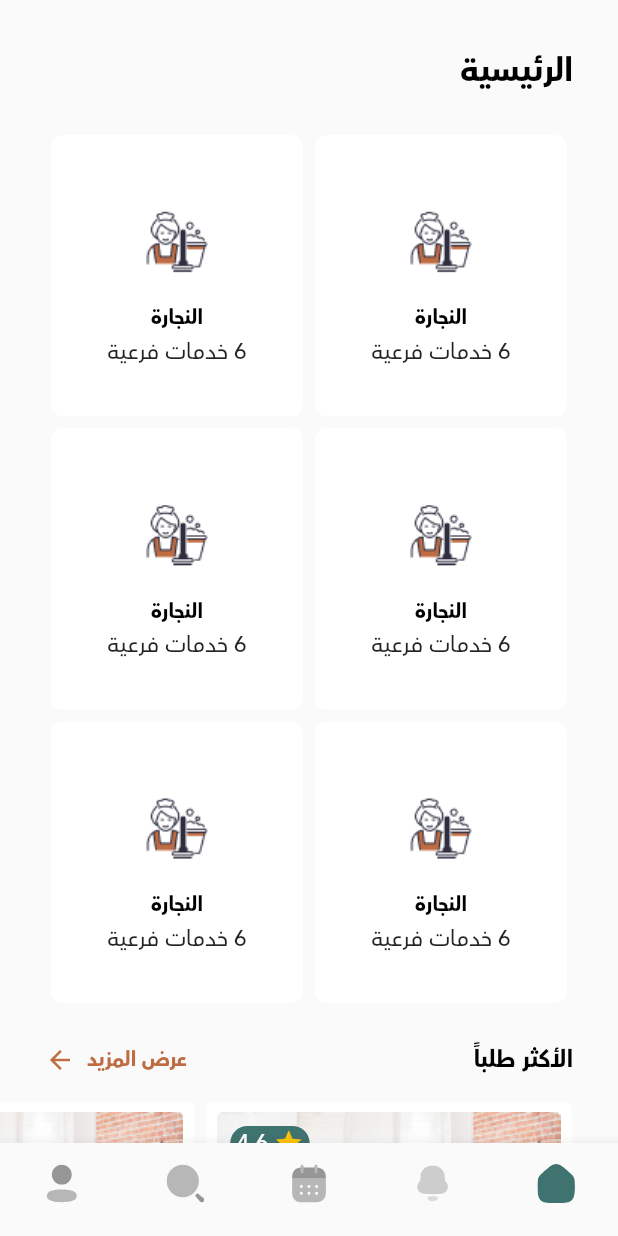
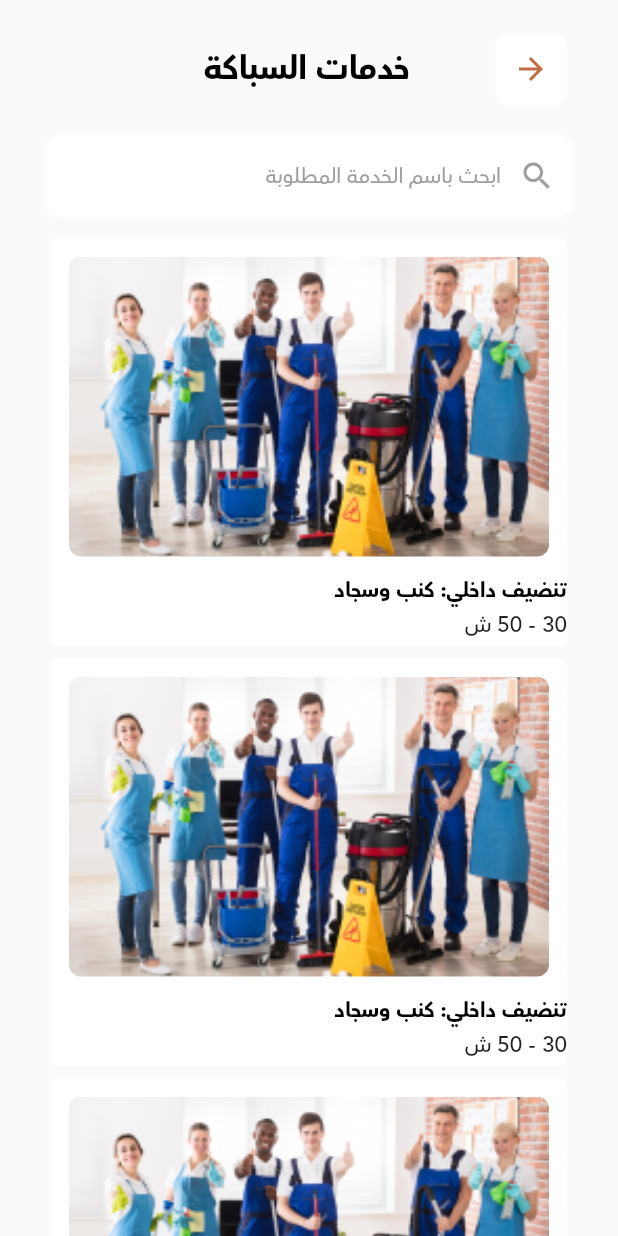
Before and after one commit to asilnaji21/Handy_home, a Flutter app: the screen it shows after launch, after a tap on "النجارة", on a phone screen of 412 x 824 dp. Run offline on Flutter 3.47's test engine with Material 2 defaults, Android fonts, the phone set to English and light mode, and no system bars; our stand-ins replace bloc, dio, easy_localization, flutter_bloc, flutter_screenutil, flutter_svg and 3 more.

Commit message:
category screen commit

```diff
--- a/lib/app/routes/route_constants.dart
+++ b/lib/app/routes/route_constants.dart
@@ -8,5 +8,7 @@ class RouteConstants {
   static const String emailVerificationRoute = "/emailVerificationRoute";
   static const String emailConfirmationRoute = "emailConfirmationRoute";
   static const String homeRoute = "homeRoute";
+  static const String categoryRoute = "categoryRoute";
+
 
 }
--- a/lib/app/routes/routes_generator.dart
+++ b/lib/app/routes/routes_generator.dart
@@ -6,6 +6,7 @@ import 'package:handy_home_app/presentation/view/authentication/emailconfirmatio
 import 'package:handy_home_app/presentation/view/authentication/emailverification_view.dart';
 import 'package:handy_home_app/presentation/view/authentication/login_view.dart';
 import 'package:handy_home_app/presentation/view/bnb/app_bnb.dart';
+import 'package:handy_home_app/presentation/view/home/category_screen.dart';
 import '../../bussiness logic/onboardingManager/on_boarding_cubit.dart';
 import '../../presentation/view/authentication/newpassword_view.dart';
 import '../../presentation/view/authentication/restorepassword_view.dart';
@@ -38,6 +39,8 @@ class RouteGenerator {
         return MaterialPageRoute(builder: (_) => const EmailVerificationView());
       case RouteConstants.emailConfirmationRoute:
         return MaterialPageRoute(builder: (_) => const EmailConfirmationView());
+          case RouteConstants.categoryRoute:
+        return MaterialPageRoute(builder: (_) => const CategoryScreen());
       case RouteConstants.homeRoute:
         return MaterialPageRoute(
             builder: (_) => BlocProvider(
--- a/lib/presentation/resources/theme_manager.dart
+++ b/lib/presentation/resources/theme_manager.dart
@@ -70,6 +70,7 @@ ThemeData getApplicationTheme() {
 
       // input decoration theme  (Text form field )
       inputDecorationTheme: InputDecorationTheme(
+
         //content padding
         contentPadding: const EdgeInsets.all(AppPadding.p8),
         //hint Style
--- a/lib/presentation/view/home/HomeComponents/home_horizontal_category_widget.dart
+++ b/lib/presentation/view/home/HomeComponents/home_horizontal_category_widget.dart
@@ -28,20 +28,18 @@ class HomeHorizontalCategoryWidget extends StatelessWidget {
                 child: Column(
                   crossAxisAlignment: CrossAxisAlignment.start,
                   children: [
-                    Expanded(
-                        flex: 8, child: Image.asset(ImagePath.serviceImage)),
-                    Expanded(
-                      child: Text(
-                        'تنضيف داخلي: كنب وسجاد',
-                        textAlign: TextAlign.right,
-                        style: StyleManger.headline1(fontSize: 14),
-                      ),
+                    Image.asset(
+                      ImagePath.serviceImage,
+                      height: 180,
                     ),
-                    const Expanded(
-                      child: Text(
-                        '30 - 50 ش',
-                        textAlign: TextAlign.right,
-                      ),
+                    Text(
+                      'تنضيف داخلي: كنب وسجاد',
+                      textAlign: TextAlign.right,
+                      style: StyleManger.headline1(fontSize: 14),
+                    ),
+                    Text(
+                      '30 - 50 ش',
+                      textAlign: TextAlign.right,
                     )
                   ],
                 ),
--- /dev/null
+++ b/lib/presentation/view/home/category_screen.dart
@@ -0,0 +1,111 @@
+import 'package:flutter/material.dart';
+import 'package:handy_home_app/app/routes/navigation_manager.dart';
+import 'package:handy_home_app/presentation/resources/color_manager.dart';
+import 'package:handy_home_app/presentation/resources/style_manager.dart';
+
+import '../../resources/assets_manager.dart';
+
+class CategoryScreen extends StatelessWidget {
+  const CategoryScreen({Key? key}) : super(key: key);
+
+  @override
+  Widget build(BuildContext context) {
+    return Scaffold(
+      body: Padding(
+        padding: const EdgeInsets.only(top: 18, left: 30, right: 30),
+        child: Column(
+          children: [
+            Row(
+              children: [
+                Card(
+                  elevation: 0,
+                  shape: RoundedRectangleBorder(
+                    borderRadius: BorderRadius.circular(8),
+                  ),
+                  child: IconButton(
+                      onPressed: () {
+                        NavigationManager.pop();
+                      },
+                      icon: const Icon(
+                        Icons.arrow_back,
+                        color: ColorManager.brownColor,
+                      )),
+                ),
+                const Spacer(),
+                Text(
+                  'خدمات السباكة',
+                  style: StyleManger.headline1(),
+                ),
+                const Spacer(
+                  flex: 2,
+                ),
+              ],
+            ),
+            const SizedBox(
+              height: 16,
+            ),
+            TextFormField(
+              style: StyleManger.headline2(fontSize: 16),
+              cursorColor: Colors.black,
+              keyboardType: TextInputType.text,
+              decoration: InputDecoration(
+                  hintText: 'ابحث باسم الخدمة المطلوبة',
+                  hintStyle: StyleManger.headline2(color: Colors.grey),
+                  prefixIcon: const Icon(
+                    Icons.search,
+                  ),
+                  contentPadding: EdgeInsets.symmetric(vertical: 15),
+                  prefixIconColor: Colors.grey,
+                  fillColor: Colors.white,
+                  filled: true,
+                  enabledBorder: OutlineInputBorder(
+                    borderRadius: BorderRadius.circular(10),
+                    borderSide: BorderSide.none,
+                  )),
+            ),
+            Expanded(
+              child: ListView.builder(
+                physics: const BouncingScrollPhysics(),
+                itemCount: 30,
+                padding: const EdgeInsets.only(top: 10),
+                itemBuilder: (context, index) => SizedBox(
+                  height: 280,
+                  child: Card(
+                    elevation: 0,
+                    color: Colors.white,
+                    child: Column(
+                      crossAxisAlignment: CrossAxisAlignment.start,
+                      children: [
+                        Container(
+                          margin: const EdgeInsets.all(12),
+                          decoration: BoxDecoration(
+                              borderRadius: BorderRadius.circular(8)),
+                          child: Image.asset(
+                            ImagePath.serviceImage,
+                            fit: BoxFit.cover,
+                            width: double.infinity,
+                            height: 200,
+                          ),
+                          clipBehavior: Clip.antiAlias,
+                        ),
+                        Text(
+                          'تنضيف داخلي: كنب وسجاد',
+                          textAlign: TextAlign.right,
+                          style: StyleManger.headline1(fontSize: 14),
+                        ),
+                        Text(
+                          '30 - 50 ش',
+                          textAlign: TextAlign.right,
+                        )
+                      ],
+                    ),
+                  ),
+                ),
+              ),
+            )
+          ],
+        ),
+      ),
+    );
+  }
+}
--- a/lib/presentation/view/home/home_screen.dart
+++ b/lib/presentation/view/home/home_screen.dart
@@ -1,4 +1,6 @@
 import 'package:flutter/material.dart';
+import 'package:handy_home_app/app/routes/navigation_manager.dart';
+import 'package:handy_home_app/app/routes/route_constants.dart';
 import 'package:handy_home_app/presentation/resources/assets_manager.dart';
 import 'package:handy_home_app/presentation/resources/style_manager.dart';
 
@@ -7,7 +9,6 @@ import 'HomeComponents/home_horizontal_category_widget.dart';
 
 class HomeScreen extends StatelessWidget {
   const HomeScreen({Key? key}) : super(key: key);
-
 
   @override
   Widget build(BuildContext context) {
@@ -38,7 +39,7 @@ class HomeScreen extends StatelessWidget {
               ),
               itemBuilder: (context, index) => InkWell(
                 onTap: () {
-                  print(index);
+                  NavigationManager.pushNamed(RouteConstants.categoryRoute);
                 },
                 child: Card(
                   elevation: 0,
```
